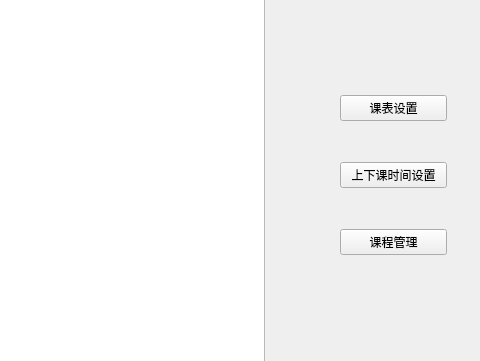
Ruby-Dream/studysoftware, file widget_course.ui: the form before one commit; both pictures show x 720 to 1200 and y 120 to 481 of the 1200 by 650 pixel window.
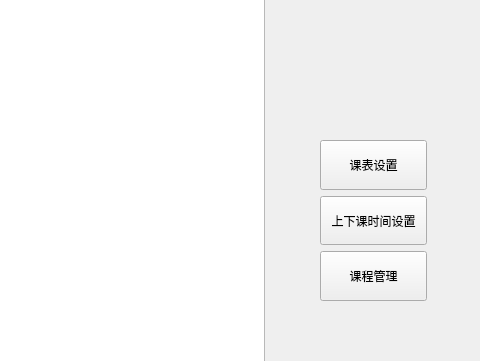
The form after the commit.

Commit message: 优化“课程管理”按钮交互体验

Patch:
```diff
--- a/widget_course.ui
+++ b/widget_course.ui
@@ -63,15 +63,21 @@
   <widget class="QWidget" name="layoutWidget">
    <property name="geometry">
     <rect>
-     <x>1060</x>
-     <y>180</y>
+     <x>1040</x>
+     <y>260</y>
      <width>107</width>
-     <height>231</height>
+     <height>161</height>
     </rect>
    </property>
    <layout class="QVBoxLayout" name="verticalLayout">
     <item>
      <widget class="QPushButton" name="bt_tablesetting">
+      <property name="sizePolicy">
+       <sizepolicy hsizetype="Minimum" vsizetype="Preferred">
+        <horstretch>0</horstretch>
+        <verstretch>0</verstretch>
+       </sizepolicy>
+      </property>
       <property name="text">
        <string>课表设置</string>
       </property>
@@ -79,6 +85,12 @@
     </item>
     <item>
      <widget class="QPushButton" name="bt_timesetting">
+      <property name="sizePolicy">
+       <sizepolicy hsizetype="Minimum" vsizetype="Preferred">
+        <horstretch>0</horstretch>
+        <verstretch>0</verstretch>
+       </sizepolicy>
+      </property>
       <property name="text">
        <string>上下课时间设置</string>
       </property>
@@ -86,9 +98,18 @@
     </item>
     <item>
      <widget class="QPushButton" name="bt_coursemanager">
+      <property name="sizePolicy">
+       <sizepolicy hsizetype="Minimum" vsizetype="Preferred">
+        <horstretch>0</horstretch>
+        <verstretch>0</verstretch>
+       </sizepolicy>
+      </property>
       <property name="text">
        <string>课程管理</string>
       </property>
+      <property name="checkable">
+       <bool>true</bool>
+      </property>
      </widget>
     </item>
    </layout>
```
The commit also changes 3 other files.
